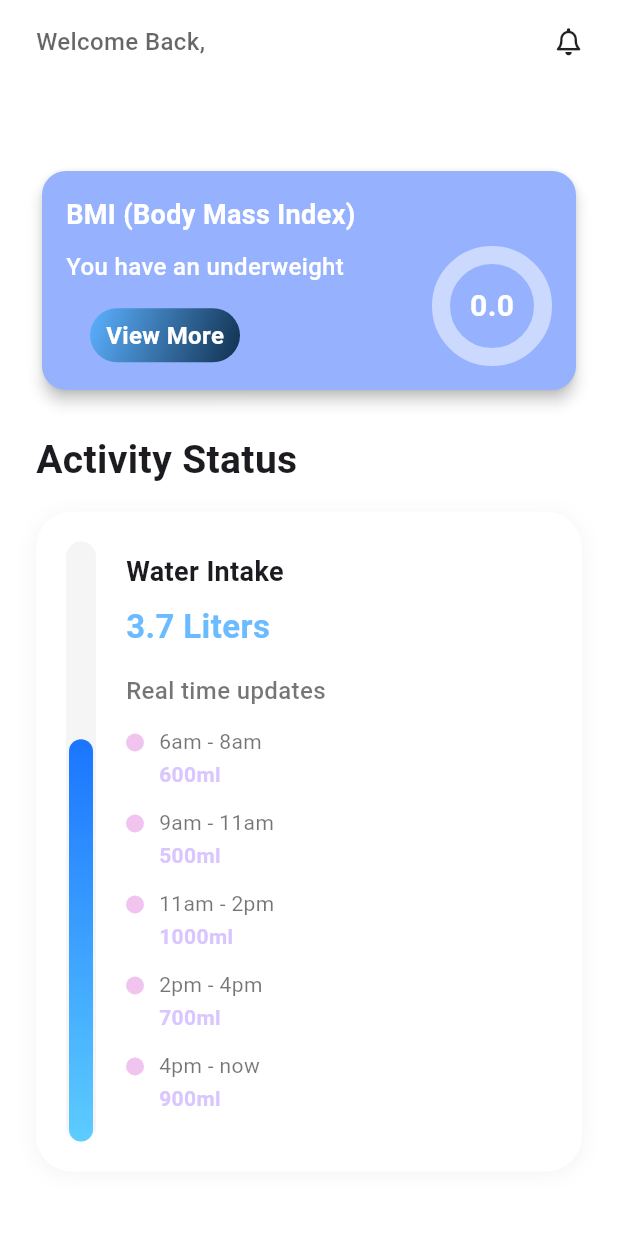
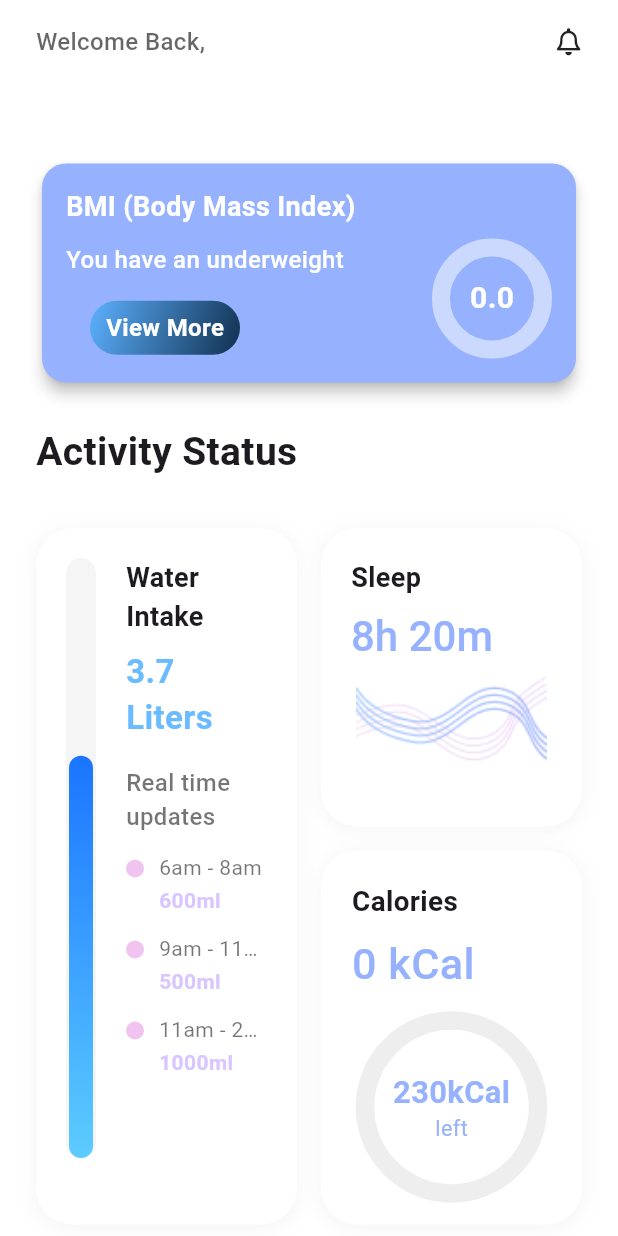
Before and after one commit to Recipe-Rise/Flutter-GP, a Flutter app: the HomeScreen screen opened directly with empty values, on a phone screen of 412 x 824 dp. Run offline on Flutter 3.47's test engine with Material 3 defaults, Android fonts, the light colour scheme and no system bars; drawn by our look-alikes of percent_indicator; our stand-ins replace bloc, flutter_bloc, flutter_vector_icons, font_awesome_flutter, get, shared_preferences; accounts and stored records are empty.

Commit message:
sleep card , calories card and home screen ui done

```diff
--- a/lib/core/utils/assets.dart
+++ b/lib/core/utils/assets.dart
@@ -14,4 +14,5 @@ class AssetsData {
   static const sucess = 'assets/images/sucess.png';
   static const face = 'assets/images/face.png';
   static const google = 'assets/images/google.png';
+  static const sleep = 'assets/images/sleep.png';
 }
--- a/lib/features/Home/presentation/views/home_screen.dart
+++ b/lib/features/Home/presentation/views/home_screen.dart
@@ -1,6 +1,8 @@
 import 'package:fitfork_gp/core/utils/styles.dart';
 import 'package:fitfork_gp/features/Home/presentation/widgets/activity_status_header.dart';
 import 'package:fitfork_gp/features/Home/presentation/widgets/bmi_card.dart';
+import 'package:fitfork_gp/features/Home/presentation/widgets/calories_card.dart';
+import 'package:fitfork_gp/features/Home/presentation/widgets/sleep_card.dart';
 import 'package:fitfork_gp/features/Home/presentation/widgets/water_intake_card.dart';
 import 'package:flutter/material.dart';
 import 'package:font_awesome_flutter/font_awesome_flutter.dart';
@@ -9,11 +11,13 @@ class HomeScreen extends StatelessWidget {
   final String firstName;
   final double bmi;
   final double bmr;
-  const HomeScreen(
-      {super.key,
+
+  const HomeScreen({
+    super.key,
     required this.firstName,
     required this.bmi,
-      required this.bmr});
+    required this.bmr,
+  });
 
   @override
   Widget build(BuildContext context) {
@@ -24,6 +28,7 @@ class HomeScreen extends StatelessWidget {
       {"time": "2pm - 4pm", "amount": "700"},
       {"time": "4pm - now", "amount": "900"},
     ];
+
     int totalWaterIntake = 0;
     for (var update in waterIntakeUpdates) {
       totalWaterIntake += int.parse(update["amount"]!);
@@ -32,7 +37,7 @@ class HomeScreen extends StatelessWidget {
     return Scaffold(
       body: SafeArea(
         child: SingleChildScrollView(
-        padding: EdgeInsets.symmetric(horizontal: 24, vertical: 16),
+          padding: const EdgeInsets.symmetric(horizontal: 24, vertical: 16),
           child: Column(
             crossAxisAlignment: CrossAxisAlignment.start,
             children: [
@@ -45,32 +50,58 @@ class HomeScreen extends StatelessWidget {
                       color: Colors.black.withOpacity(0.6),
                     ),
                   ),
-                Icon(
+                  const Icon(
                     FontAwesomeIcons.bell,
                     size: 18,
                   ),
                 ],
               ),
-            SizedBox(
-              height: 12,
+              const SizedBox(height: 12),
+              Text(
+                firstName,
+                style: Styles.textStyle26,
               ),
-            Text(
-              "$firstName",
-              style: Styles.textStyle30,
-            ),
-            SizedBox(
-              height: 16,
-            ),
+              const SizedBox(height: 16),
               BmiCard(bmi: bmi),
               const SizedBox(height: 24),
               const ActivityStatusHeader(),
-            WaterIntakeCard(
+              const SizedBox(height: 16),
+              // Your requested layout
+              IntrinsicHeight(
+                child: Row(
+                  crossAxisAlignment: CrossAxisAlignment.stretch,
+                  children: [
+                    // Water Intake Card
+                    Expanded(
+                      flex: 1,
+                      child: WaterIntakeCard(
                         waterIntakeInML: totalWaterIntake,
-              timeUpdates: waterIntakeUpdates,
+                        timeUpdates: waterIntakeUpdates.sublist(0,
+                            3), // Only show first 3 updates to avoid overflow
+                      ),
+                    ),
+                    const SizedBox(width: 16),
+                    // Sleep & Calories stacked vertically
+                    Expanded(
+                      flex: 1,
+                      child: Column(
+                        children: [
+                          SleepCard(hours: "8", minutes: "20"),
+                          const SizedBox(height: 16),
+                          CaloriesCard(
+                            bmr: bmr,
+                            consumedCalories: bmr - 230,
                           ),
                         ],
                       ),
-      )),
+                    ),
+                  ],
+                ),
+              ),
+            ],
+          ),
+        ),
+      ),
     );
   }
 }
--- /dev/null
+++ b/lib/features/Home/presentation/widgets/calories_card.dart
@@ -0,0 +1,105 @@
+import 'package:flutter/material.dart';
+import 'package:fitfork_gp/core/utils/styles.dart';
+
+class CaloriesCard extends StatelessWidget {
+  final double bmr;
+  final double consumedCalories;
+
+  const CaloriesCard({
+    super.key,
+    required this.bmr,
+    required this.consumedCalories,
+  });
+
+  @override
+  Widget build(BuildContext context) {
+    final Size screenSize = MediaQuery.of(context).size;
+
+    final double remainingCalories = bmr - consumedCalories;
+    final double completionPercentage =
+        (consumedCalories / bmr).clamp(0.0, 1.0);
+
+    final double cardPadding = screenSize.width * 0.05;
+    final double progressSize = screenSize.width * 0.28;
+    final double progressThickness = screenSize.width * 0.03;
+
+    return Container(
+      width: double.infinity,
+      decoration: BoxDecoration(
+        color: Colors.white,
+        borderRadius: BorderRadius.circular(24),
+        boxShadow: [
+          BoxShadow(
+            color: Colors.grey.withOpacity(0.1),
+            spreadRadius: 1,
+            blurRadius: 10,
+            offset: const Offset(0, 2),
+          ),
+        ],
+      ),
+      child: Padding(
+        padding: EdgeInsets.all(cardPadding),
+        child: Column(
+          crossAxisAlignment: CrossAxisAlignment.start,
+          children: [
+            Text(
+              "Calories",
+              style: Styles.textStyle18.copyWith(
+                fontWeight: FontWeight.bold,
+                fontSize: screenSize.width * 0.045,
+              ),
+            ),
+            SizedBox(height: screenSize.height * 0.01),
+            Text(
+              "${bmr.toInt()} kCal",
+              style: TextStyle(
+                fontSize: screenSize.width * 0.07,
+                fontWeight: FontWeight.w500,
+                color: const Color(0xFF96B2FE),
+              ),
+            ),
+            SizedBox(height: screenSize.height * 0.02),
+            Center(
+              child: Stack(
+                alignment: Alignment.center,
+                children: [
+                  SizedBox(
+                    width: progressSize,
+                    height: progressSize,
+                    child: CircularProgressIndicator(
+                      value: completionPercentage,
+                      strokeWidth: progressThickness,
+                      backgroundColor: Colors.grey.shade200,
+                      valueColor:
+                          const AlwaysStoppedAnimation(Color(0xFF96B2FE)),
+                    ),
+                  ),
+                  Column(
+                    mainAxisSize: MainAxisSize.min,
+                    children: [
+                      Text(
+                        "${remainingCalories.toInt()}kCal",
+                        style: TextStyle(
+                          fontSize: screenSize.width * 0.05,
+                          fontWeight: FontWeight.bold,
+                          color: const Color(0xFF96B2FE),
+                        ),
+                      ),
+                      Text(
+                        "left",
+                        style: TextStyle(
+                          fontSize: screenSize.width * 0.035,
+                          color: const Color(0xFF96B2FE),
+                        ),
+                      ),
+                    ],
+                  ),
+                ],
+              ),
+            ),
+          ],
+        ),
+      ),
+    );
+  }
+}
--- /dev/null
+++ b/lib/features/Home/presentation/widgets/sleep_card.dart
@@ -0,0 +1,76 @@
+// sleep_card.dart
+import 'package:fitfork_gp/core/utils/assets.dart';
+import 'package:flutter/material.dart';
+import 'package:fitfork_gp/core/utils/styles.dart';
+
+class SleepCard extends StatelessWidget {
+  final String hours;
+  final String minutes;
+
+  const SleepCard({
+    super.key,
+    required this.hours,
+    required this.minutes,
+  });
+
+  @override
+  Widget build(BuildContext context) {
+    return Container(
+      width: double.infinity,
+      decoration: BoxDecoration(
+        color: Colors.white,
+        borderRadius: BorderRadius.circular(24),
+        boxShadow: [
+          BoxShadow(
+            color: Colors.grey.withOpacity(0.1),
+            spreadRadius: 1,
+            blurRadius: 10,
+            offset: const Offset(0, 2),
+          ),
+        ],
+      ),
+      child: Padding(
+        padding: const EdgeInsets.all(20.0),
+        child: Column(
+          crossAxisAlignment: CrossAxisAlignment.start,
+          children: [
+            Text(
+              "Sleep",
+              style: Styles.textStyle18.copyWith(fontWeight: FontWeight.bold),
+            ),
+            const SizedBox(height: 10),
+            RichText(
+              text: TextSpan(
+                children: [
+                  TextSpan(
+                    text: "${hours}h ",
+                    style: const TextStyle(
+                      fontSize: 28,
+                      fontWeight: FontWeight.w500,
+                      color: Color(0xFF96B2FE),
+                    ),
+                  ),
+                  TextSpan(
+                    text: "${minutes}m",
+                    style: const TextStyle(
+                      fontSize: 28,
+                      fontWeight: FontWeight.w500,
+                      color: Color(0xFF96B2FE),
+                    ),
+                  ),
+                ],
+              ),
+            ),
+            // const SizedBox(height: 20),
+            Image.asset(
+              AssetsData.sleep,
+              height: 90,
+              width: 350,
+              fit: BoxFit.contain,
+            ),
+          ],
+        ),
+      ),
+    );
+  }
+}
--- a/lib/features/Home/presentation/widgets/water_intake_card.dart
+++ b/lib/features/Home/presentation/widgets/water_intake_card.dart
@@ -28,6 +28,7 @@ class WaterIntakeCard extends StatelessWidget {
       child: Padding(
         padding: const EdgeInsets.all(20),
         child: Row(
+          crossAxisAlignment: CrossAxisAlignment.start, // Align to top
           children: [
             Container(
               height: 400,
@@ -98,7 +99,7 @@ class WaterIntakeCard extends StatelessWidget {
                             width: 12,
                             height: 12,
                             margin: const EdgeInsets.only(top: 5),
-                            decoration: BoxDecoration(
+                            decoration: const BoxDecoration(
                               color: Color(0xFFF1C3EF),
                               shape: BoxShape.circle,
                             ),
@@ -106,7 +107,8 @@ class WaterIntakeCard extends StatelessWidget {
                           SizedBox(
                             width: 10,
                           ),
-                          Column(
+                          Expanded(
+                            child: Column(
                               crossAxisAlignment: CrossAxisAlignment.start,
                               children: [
                                 Text(
@@ -114,6 +116,7 @@ class WaterIntakeCard extends StatelessWidget {
                                   style: Styles.textStyle14.copyWith(
                                     color: Colors.black54,
                                   ),
+                                  overflow: TextOverflow.ellipsis,
                                 ),
                                 const SizedBox(height: 2),
                                 Text(
@@ -124,6 +127,7 @@ class WaterIntakeCard extends StatelessWidget {
                                   ),
                                 ),
                               ],
+                            ),
                           ),
                         ],
                       ),
--- a/lib/features/Register/presentation/views/success_screen.dart
+++ b/lib/features/Register/presentation/views/success_screen.dart
@@ -51,7 +51,6 @@ class SuccessScreen extends StatelessWidget {
               child: CustomGradientButton(
                 text: 'Go To Home',
                 onPressed: () {
-                  // Navigate to HomeScreen with BMI and BMR
                   Navigator.push(
                     context,
                     MaterialPageRoute(
```
Also changed, not shown: assets/images/sleep.png (added). Lines whose indentation alone changed are shown as unchanged.
